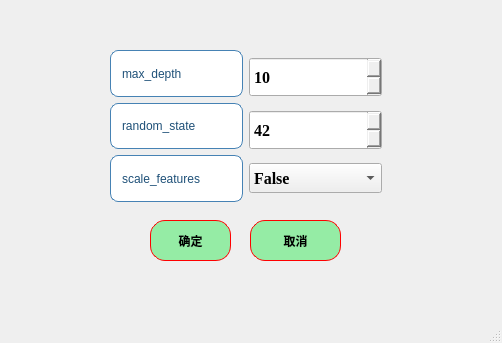
Above: ui/algorithms1_DT_para.ui from azhongege24/predict_first before the change. Below: the same form after it.
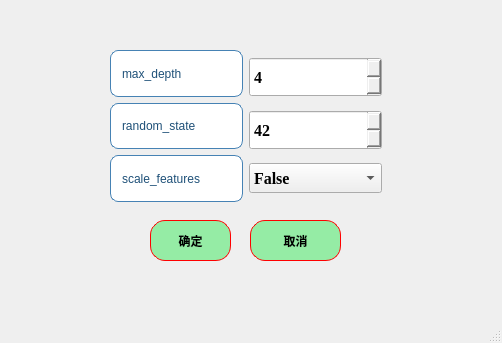
That is the form after the change.

```diff
--- a/ui/algorithms1_DT_para.ui
+++ b/ui/algorithms1_DT_para.ui
@@ -225,7 +225,7 @@
 }</string>
          </property>
          <property name="value">
-          <number>10</number>
+          <number>4</number>
          </property>
         </widget>
        </item>
```
